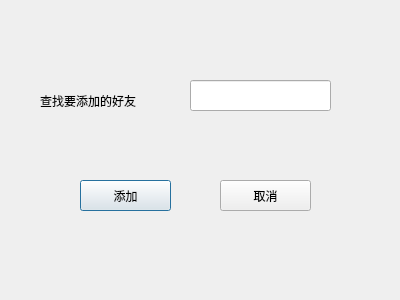
Old version of the form src/PanelMainWindow/AddFriendDialog.ui in the repository gorjack/imsystemclient.
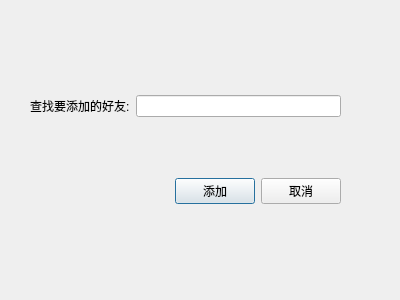
New version of the form.

Commit message: 修改加好友逻辑

Patch:
```diff
--- a/src/PanelMainWindow/AddFriendDialog.ui
+++ b/src/PanelMainWindow/AddFriendDialog.ui
@@ -13,54 +13,62 @@
   <property name="windowTitle">
    <string>Dialog</string>
   </property>
-  <widget class="QLineEdit" name="m_pIdLineEdit">
+  <widget class="QWidget" name="">
    <property name="geometry">
     <rect>
-     <x>190</x>
-     <y>80</y>
-     <width>141</width>
-     <height>31</height>
+     <x>30</x>
+     <y>40</y>
+     <width>311</width>
+     <height>221</height>
     </rect>
    </property>
-  </widget>
+   <layout class="QVBoxLayout" name="verticalLayout">
+    <item>
+     <layout class="QHBoxLayout" name="horizontalLayout">
+      <item>
   <widget class="QLabel" name="label">
-   <property name="geometry">
-    <rect>
-     <x>40</x>
-     <y>80</y>
-     <width>131</width>
-     <height>41</height>
-    </rect>
-   </property>
    <property name="text">
-    <string>查找要添加的好友</string>
-   </property>
-  </widget>
+         <string>查找要添加的好友:</string>
+        </property>
+       </widget>
+      </item>
+      <item>
+       <widget class="QLineEdit" name="m_pIdLineEdit"/>
+      </item>
+     </layout>
+    </item>
+    <item>
+     <layout class="QHBoxLayout" name="horizontalLayout_2">
+      <item>
+       <spacer name="horizontalSpacer">
+        <property name="orientation">
+         <enum>Qt::Horizontal</enum>
+        </property>
+        <property name="sizeHint" stdset="0">
+         <size>
+          <width>40</width>
+          <height>20</height>
+         </size>
+        </property>
+       </spacer>
+      </item>
+      <item>
   <widget class="QPushButton" name="m_pAddFirendBtn">
-   <property name="geometry">
-    <rect>
-     <x>80</x>
-     <y>180</y>
-     <width>91</width>
-     <height>31</height>
-    </rect>
-   </property>
    <property name="text">
     <string>添加</string>
    </property>
   </widget>
+      </item>
+      <item>
   <widget class="QPushButton" name="m_pCancelBtn">
-   <property name="geometry">
-    <rect>
-     <x>220</x>
-     <y>180</y>
-     <width>91</width>
-     <height>31</height>
-    </rect>
-   </property>
    <property name="text">
     <string>取消</string>
    </property>
+       </widget>
+      </item>
+     </layout>
+    </item>
+   </layout>
   </widget>
  </widget>
  <resources/>
```
Lines whose indentation alone changed are shown as unchanged. The commit also changes 18 other files.
